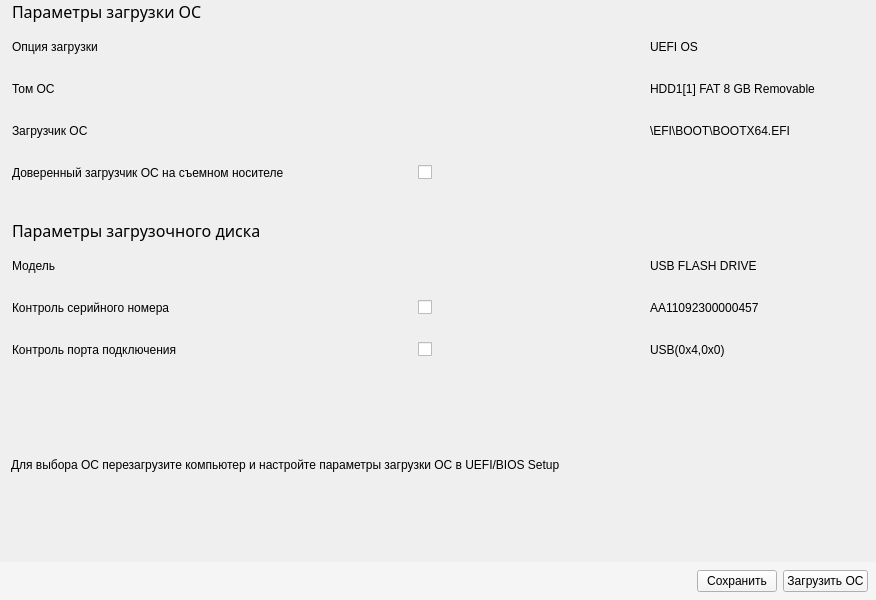
The window that panels/SysLoadPanel.ui (m6v/sobol) describes before a commit, drawn with Qt 5.
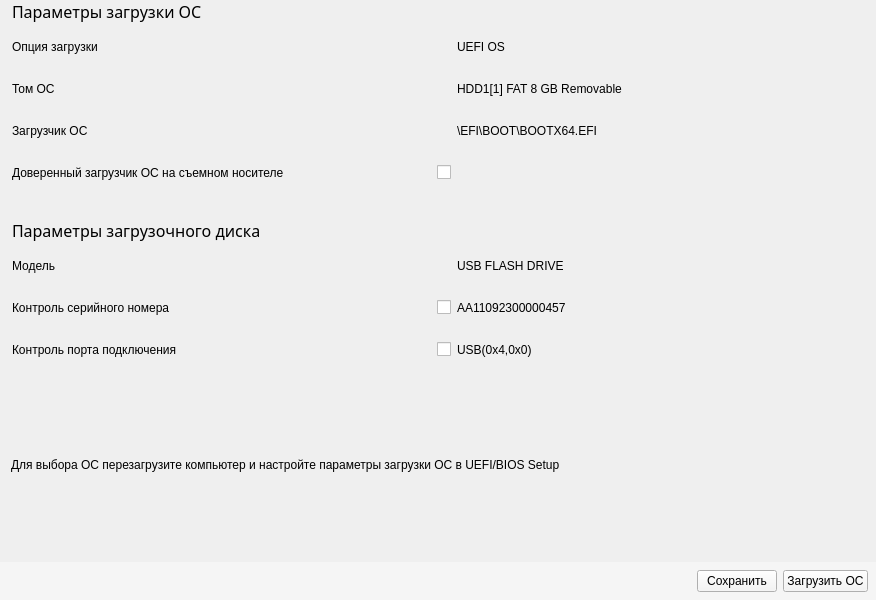
The same window after the commit. Custom widgets are drawn as their Qt base class.

Diff of the .ui file:
```diff
--- a/panels/SysLoadPanel.ui
+++ b/panels/SysLoadPanel.ui
@@ -99,6 +99,12 @@
      </item>
      <item row="3" column="1">
       <widget class="Toggle" name="trusted_loader_check_box">
+       <property name="sizePolicy">
+        <sizepolicy hsizetype="Maximum" vsizetype="Maximum">
+         <horstretch>0</horstretch>
+         <verstretch>0</verstretch>
+        </sizepolicy>
+       </property>
        <property name="text">
         <string/>
        </property>
@@ -179,6 +185,12 @@
      </item>
      <item row="7" column="1">
       <widget class="Toggle" name="port_ctl_check_box">
+       <property name="sizePolicy">
+        <sizepolicy hsizetype="Maximum" vsizetype="Maximum">
+         <horstretch>0</horstretch>
+         <verstretch>0</verstretch>
+        </sizepolicy>
+       </property>
        <property name="text">
         <string/>
        </property>
@@ -206,6 +218,12 @@
      </item>
      <item row="6" column="1">
       <widget class="Toggle" name="serial_ctl_check_box">
+       <property name="sizePolicy">
+        <sizepolicy hsizetype="Maximum" vsizetype="Maximum">
+         <horstretch>0</horstretch>
+         <verstretch>0</verstretch>
+        </sizepolicy>
+       </property>
        <property name="text">
         <string/>
        </property>
```
